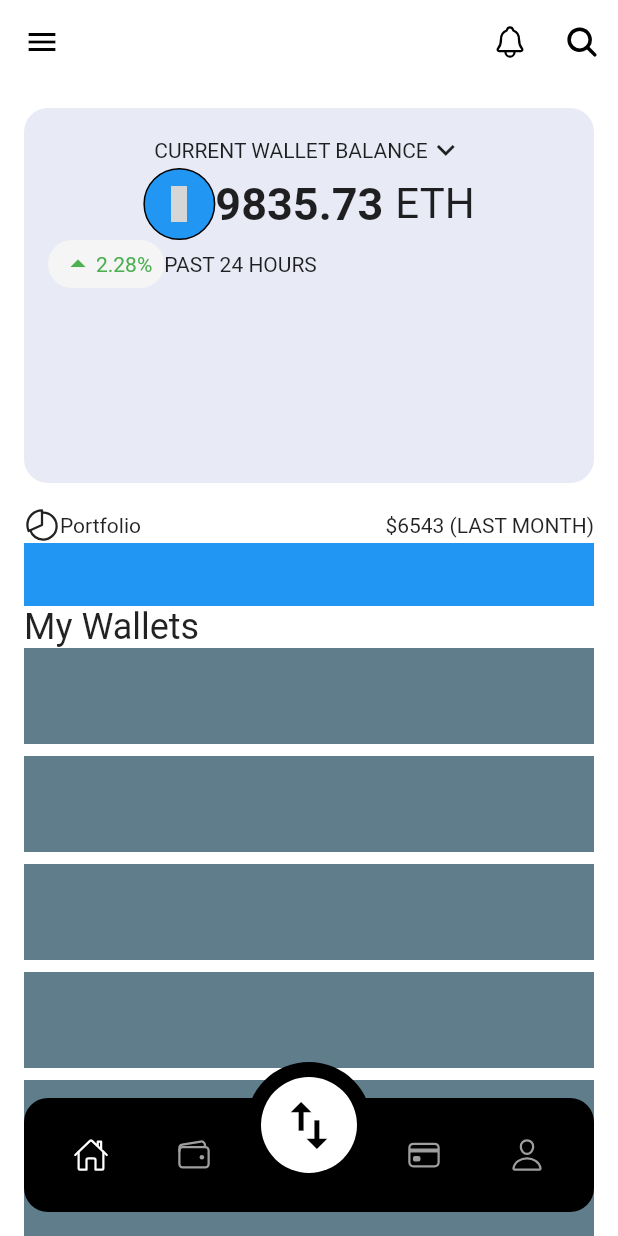
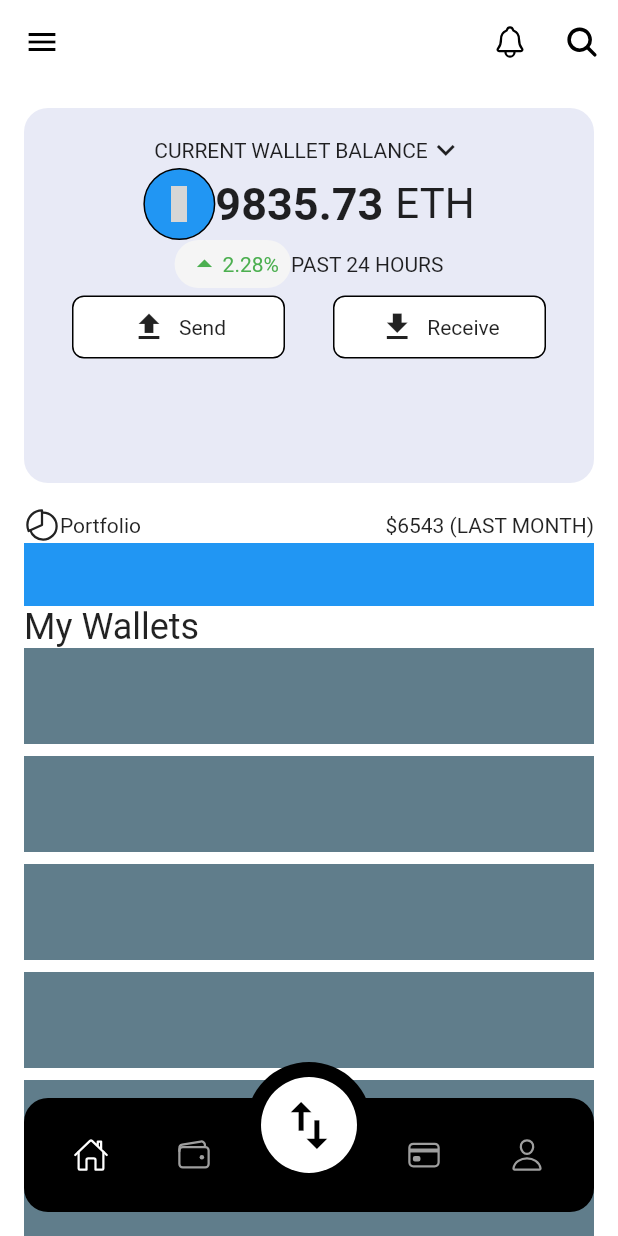
Before and after one commit to JAICHANGPARK/flutter_notebook_chapter_24, a Flutter app: the screen it shows after launch, on a phone screen of 412 x 824 dp. Run offline on Flutter 3.47's test engine with Material 2 defaults, Android fonts, the phone set to English and light mode, and no system bars; our stand-ins replace freezed_annotation, ionicons; missing offline and left inert: crypto_font_icons; grey boxes are pictures that could not be loaded.

Commit message:
Update cwa_main_page.dart

```diff
--- a/lib/ep1357_crypto_wallet_app/view/cwa_main_page.dart
+++ b/lib/ep1357_crypto_wallet_app/view/cwa_main_page.dart
@@ -109,10 +109,14 @@ class _CryptoWalletAppMainPageState extends State<CryptoWalletAppMainPage> {
                         ],
                       ),
                       Row(
+                        mainAxisAlignment: MainAxisAlignment.center,
                         children: [
                           Container(
                             padding: EdgeInsets.symmetric(horizontal: 8, vertical: 4),
-                            decoration: BoxDecoration(color: Colors.grey[100], borderRadius: BorderRadius.circular(24)),
+                            decoration: BoxDecoration(
+                              color: Colors.grey[100],
+                              borderRadius: BorderRadius.circular(24),
+                            ),
                             child: Row(
                               children: [
                                 Icon(
@@ -132,6 +136,53 @@ class _CryptoWalletAppMainPageState extends State<CryptoWalletAppMainPage> {
                             "PAST 24 HOURS",
                           ),
                         ],
+                      ),
+                      SizedBox(
+                        height: 52,
+                        child: Row(
+                          children: [
+                            Expanded(
+                                child: Container(
+                              height: 42,
+                              margin: EdgeInsets.symmetric(horizontal: 16),
+                              decoration: BoxDecoration(
+                                color: Colors.white,
+                                borderRadius: BorderRadius.circular(8),
+                                border: Border.all(),
+                              ),
+                              child: Row(
+                                mainAxisAlignment: MainAxisAlignment.center,
+                                children: [
+                                  Icon(Icons.upload),
+                                  SizedBox(
+                                    width: 8,
+                                  ),
+                                  Text("Send"),
+                                ],
+                              ),
+                            )),
+                            Expanded(
+                                child: Container(
+                                  height: 42,
+                                  margin: EdgeInsets.symmetric(horizontal: 16),
+                                  decoration: BoxDecoration(
+                                    color: Colors.white,
+                                    borderRadius: BorderRadius.circular(8),
+                                    border: Border.all(),
+                                  ),
+                                  child: Row(
+                                    mainAxisAlignment: MainAxisAlignment.center,
+                                    children: [
+                                      Icon(Icons.download),
+                                      SizedBox(
+                                        width: 8,
+                                      ),
+                                      Text("Receive"),
+                                    ],
+                                  ),
+                                )),
+                          ],
+                        ),
                       )
                     ],
                   ),
```
